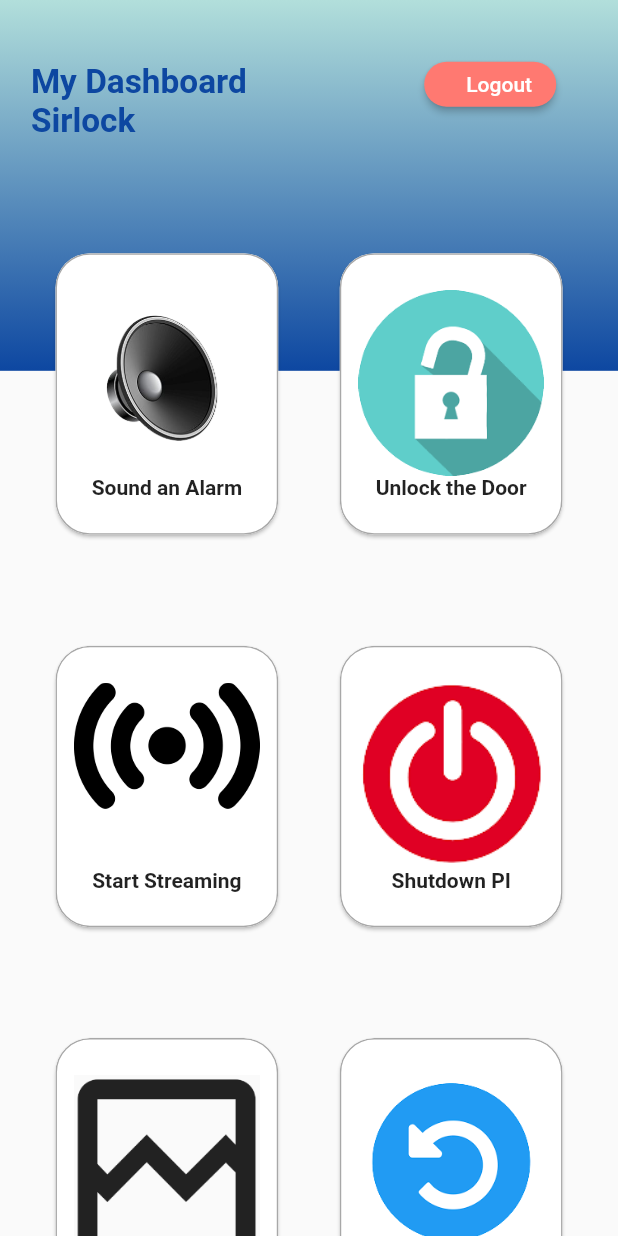
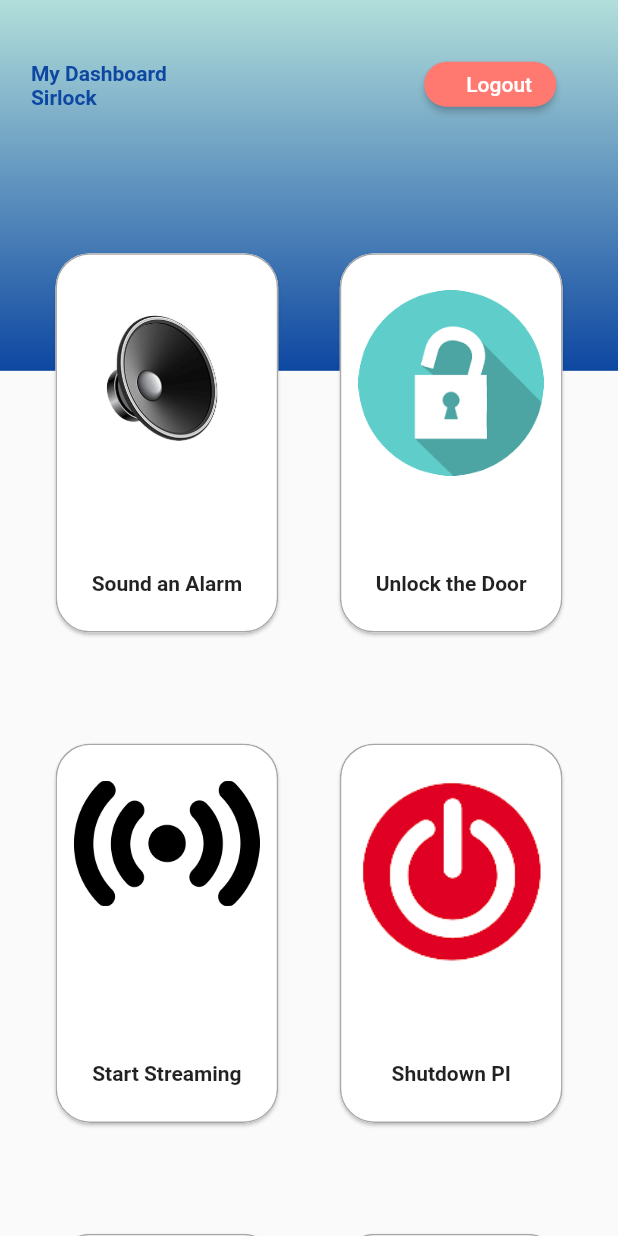
Before and after one commit to KeerjainSH/SirLock, a Flutter app: the screen it shows once a user with an empty profile is signed in, on a phone screen of 412 x 824 dp. Run offline on Flutter 3.47's test engine with Material 2 defaults, Android fonts, the light colour scheme and no system bars; our stand-ins replace cloud_firestore, firebase_auth, firebase_core, firebase_storage, flutter_signin_button, fluttertoast and 3 more; accounts and stored records are empty; project files that could hold a hidden picture were left out.

Commit message:
fix ui/ux

```diff
--- a/sirlock/lib/pages/dashboard/dashboard_page.dart
+++ b/sirlock/lib/pages/dashboard/dashboard_page.dart
@@ -3,10 +3,11 @@ import 'package:flutter/material.dart';
 import 'package:provider/provider.dart';
 import 'package:sirlock/pages/dashboard/widget/logoutBtn_widget.dart';
 import 'package:sirlock/pages/login/login_page.dart';
-import 'package:sirlock/pages/shared_widget/background_widget.dart';
+import 'package:sirlock/pages/dashboard/widget/background_widget.dart';
 import 'package:sirlock/pages/dashboard/widget/menu_widget.dart';
-import 'package:sirlock/pages/shared_widget/header_widget.dart';
+import 'package:sirlock/pages/shared/header_widget.dart';
 import 'package:sirlock/services/auth_service.dart';
+import 'package:sirlock/services/dimension_service.dart';
 
 class Dashboard extends StatelessWidget {
   const Dashboard({Key? key}) : super(key: key);
@@ -41,7 +42,9 @@ class Dashboard extends StatelessWidget {
         const Background(),
         Column(
           children: [
-            const Header(text: 'My Dashboard\nSirlock'),
+            Header(
+                text: 'My Dashboard\nSirlock',
+                height: getScreenHeight(context, 20)),
             const GridMenu(),
           ],
         ),
--- a/sirlock/lib/pages/shared_widget/background_widget.dart
+++ b/sirlock/lib/pages/dashboard/widget/background_widget.dart
@@ -1,4 +1,5 @@
 import 'package:flutter/material.dart';
+import 'package:sirlock/pages/shared/background_decoration.dart';
 import 'package:sirlock/services/dimension_service.dart';
 
 class Background extends StatelessWidget {
@@ -12,13 +13,7 @@ class Background extends StatelessWidget {
       children: [
         Container(
             height: getScreenHeight(context, 30),
-            decoration: BoxDecoration(
-              gradient: LinearGradient(
-                begin: Alignment.topCenter,
-                end: Alignment.bottomCenter,
-                colors: [Colors.teal.shade100, Colors.blue.shade900],
-              ),
-            )),
+            decoration: Background_Decoration()),
       ],
     );
   }
--- a/sirlock/lib/pages/dashboard/widget/menu_widget.dart
+++ b/sirlock/lib/pages/dashboard/widget/menu_widget.dart
@@ -71,7 +71,8 @@ class GridMenu extends StatelessWidget {
         crossAxisCount: 2,
         crossAxisSpacing: getScreenWidth(context, 8),
         mainAxisSpacing: getScreenHeight(context, 8),
-        childAspectRatio: 0.8,
+        childAspectRatio: MediaQuery.of(context).size.width /
+            (MediaQuery.of(context).size.height / 1.2),
       ),
       itemBuilder: (BuildContext context, int index) {
         return InkWell(
--- /dev/null
+++ b/sirlock/lib/pages/shared/background_decoration.dart
@@ -0,0 +1,11 @@
+import 'package:flutter/material.dart';
+
+BoxDecoration Background_Decoration() {
+  return BoxDecoration(
+    gradient: LinearGradient(
+      begin: Alignment.topCenter,
+      end: Alignment.bottomCenter,
+      colors: [Colors.teal.shade100, Colors.blue.shade900],
+    ),
+  );
+}
--- a/sirlock/lib/pages/shared_widget/header_widget.dart
+++ b/sirlock/lib/pages/shared/header_widget.dart
@@ -5,25 +5,24 @@ class Header extends StatelessWidget {
   const Header({
     Key? key,
     required this.text,
+    required this.height,
   }) : super(key: key);
+
   final String text;
+  final double height;
 
   @override
   Widget build(BuildContext context) {
     return Container(
-      height: getScreenHeight(context, 20),
+      height: height,
       width: double.infinity,
       child: Column(
-        children: [
-          _headerText(context, text, getScreenHeight(context, 2.7),
-              getScreenHeight(context, 5))
-        ],
+        children: [_headerText(context, text, getScreenHeight(context, 5))],
       ),
     );
   }
 
-  Padding _headerText(
-      BuildContext context, String text, double size, double top) {
+  Padding _headerText(BuildContext context, String text, double top) {
     return Padding(
       padding: EdgeInsets.fromLTRB(
           getScreenWidth(context, 5), top, getScreenWidth(context, 5), 0),
@@ -32,9 +31,9 @@ class Header extends StatelessWidget {
         child: Text(
           text,
           style: TextStyle(
-              fontWeight: FontWeight.bold,
-              color: Colors.blue[900],
-              fontSize: size),
+            fontWeight: FontWeight.bold,
+            color: Colors.blue[900],
+          ),
           textAlign: TextAlign.left,
         ),
       ),
--- a/sirlock/lib/services/auth_service.dart
+++ b/sirlock/lib/services/auth_service.dart
@@ -1,5 +1,5 @@
 import 'package:firebase_auth/firebase_auth.dart';
-import 'package:flutter/cupertino.dart';
+import 'package:flutter/material.dart';
 import 'package:google_sign_in/google_sign_in.dart';
 
 class Auth extends ChangeNotifier {
```
Also changed, not shown: sirlock/lib/pages/photo/view_page.dart (+8 -12 lines), sirlock/lib/pages/photo/widget/gallery_widget.dart (+18 -6 lines), sirlock/lib/pages/photo/widget/photo_view_widget.dart (+36 -6 lines).
